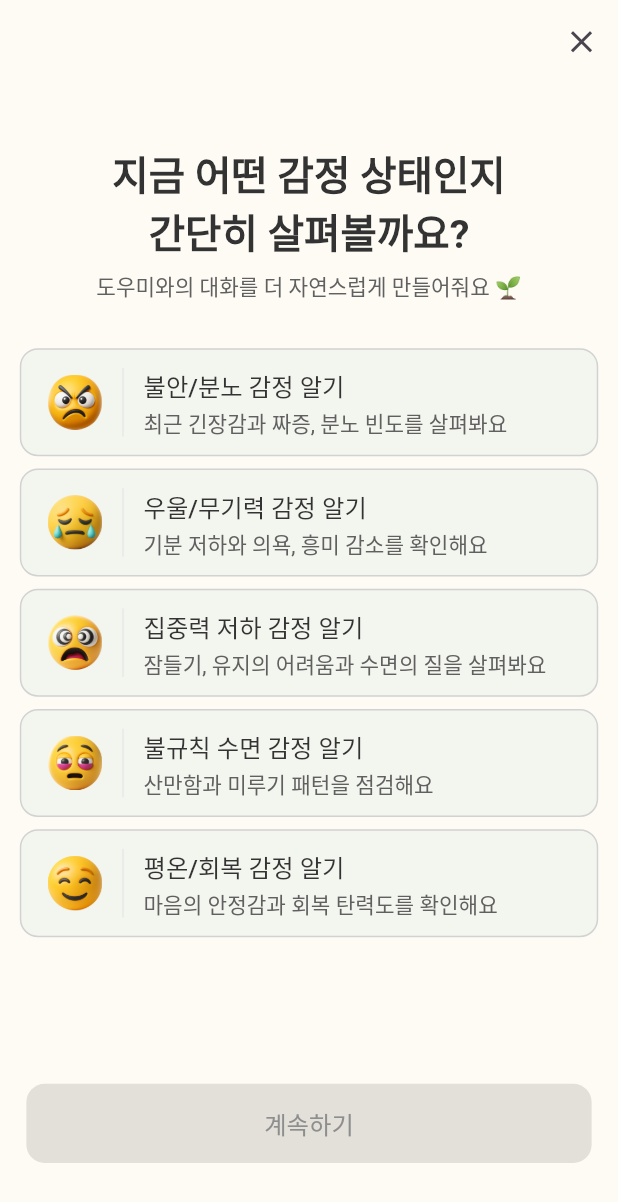
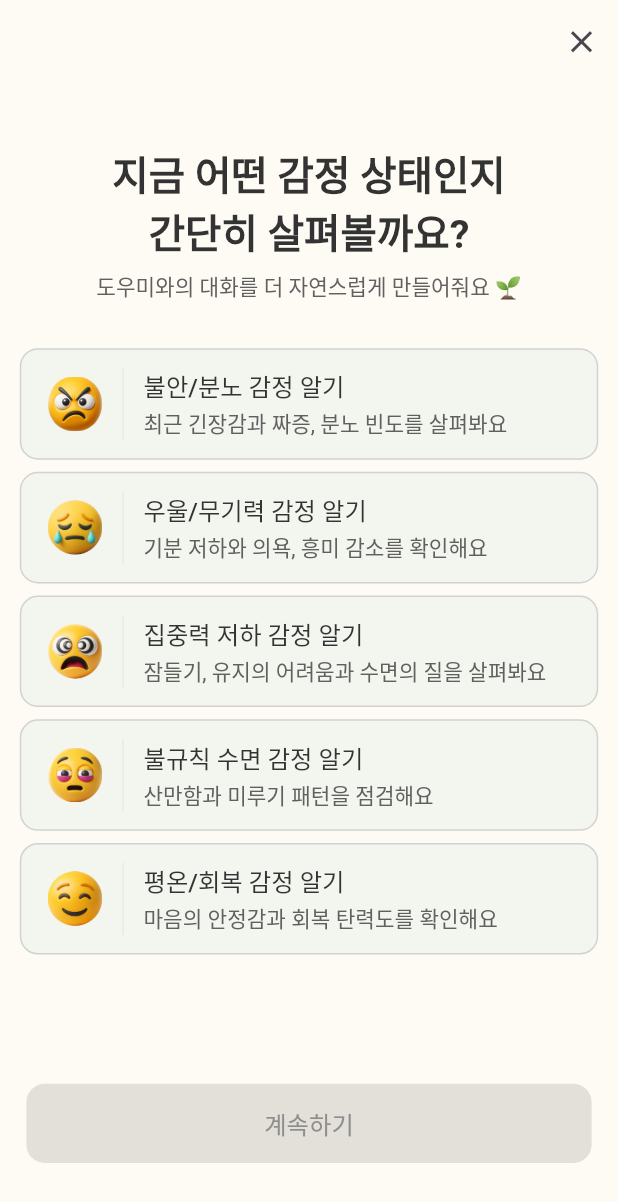
Before and after one commit to SRJ-5/dailymoji, a Flutter app: the AssessmentPage screen opened directly, on a phone screen of 412 x 824 dp. Shown: the top 1202 px of the screen. Run offline on Flutter 3.47's test engine with Material 3 defaults, Android fonts, the phone set to English and light mode, and no system bars; our stand-ins replace firebase_core, firebase_messaging, fl_chart, flutter_dotenv, flutter_keyboard_visibility, flutter_riverpod and 12 more; accounts and stored records are empty; Roboto replaces fonts that are missing (Pretendard); project files that could hold a hidden picture were left out.

Commit message:
🐛 감정 알기 오버플로우 문제 해결

```diff
--- a/lib/presentation/pages/my/srj5_test/assessment_page.dart
+++ b/lib/presentation/pages/my/srj5_test/assessment_page.dart
@@ -68,6 +68,7 @@ class _AssessmentPageState
       resizeToAvoidBottomInset: false,
       backgroundColor: AppColors.yellow50,
       appBar: AppBar(
+        scrolledUnderElevation: 0,
         backgroundColor: AppColors.yellow50,
         leading: SizedBox.shrink(),
         actions: [
--- a/lib/presentation/pages/my/srj5_test/widgets/clusters_box.dart
+++ b/lib/presentation/pages/my/srj5_test/widgets/clusters_box.dart
@@ -19,7 +19,7 @@ class ClustersBox extends StatelessWidget {
   Widget build(BuildContext context) {
     return Container(
       width: double.infinity,
-      height: 71.h,
+      constraints: BoxConstraints(minHeight: 71.h),
       padding:
           EdgeInsets.symmetric(vertical: 12.h, horizontal: 16.w),
       decoration: BoxDecoration(
@@ -37,7 +37,6 @@ class ClustersBox extends StatelessWidget {
               child: Image.asset(cluster.icon!)),
           SizedBox(width: 12.w),
           Container(
-            height: double.infinity,
             padding: EdgeInsets.only(left: 12.w),
             decoration: BoxDecoration(
                 border: Border(
```
